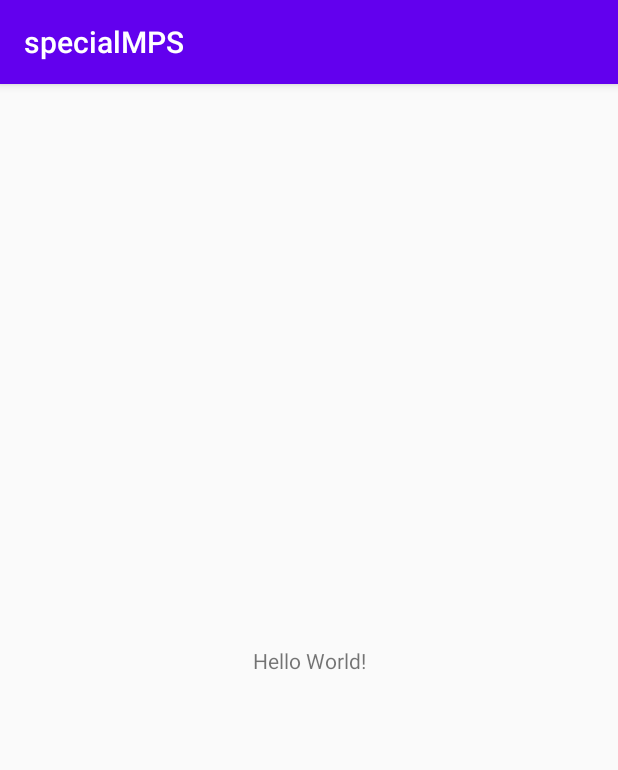
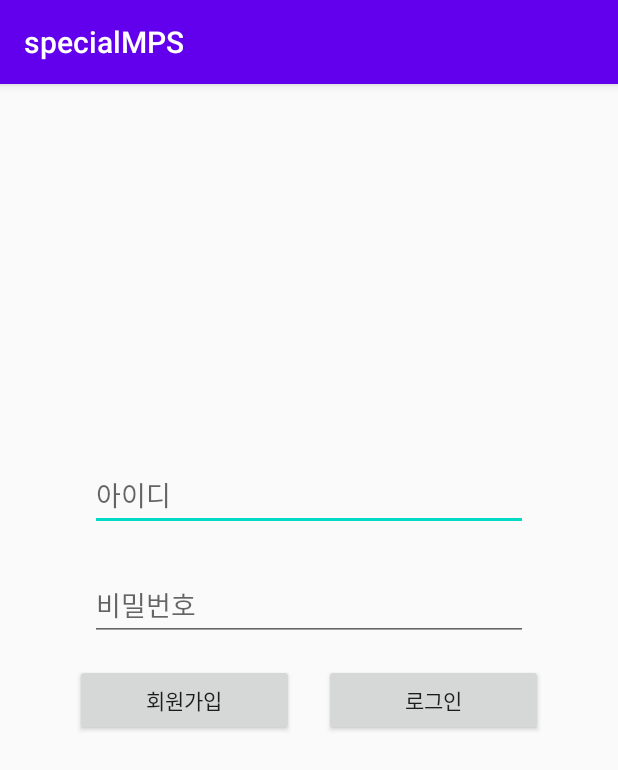
Before and after one commit to specialMPS/android_specialMPS, an Android app: the screen it shows after launch (MainActivity before the commit, LoginActivity after it), on a phone screen of 412 x 824 dp. Shown: the top 770 px of the screen. Run offline under Robolectric (Android 15) with nearby library versions, the phone set to English and light mode, and no system bars.

Commit message:
login0.2

```diff
--- a/app/src/main/java/com/example/specialmps/LoginActivity.kt
+++ b/app/src/main/java/com/example/specialmps/LoginActivity.kt
@@ -2,11 +2,36 @@ package com.example.specialmps
 
 import androidx.appcompat.app.AppCompatActivity
 import android.os.Bundle
+import kotlinx.android.synthetic.main.activity_login.*
+
 
 class LoginActivity : AppCompatActivity() {
+
+    //val mDatabase=FirebaseDatabase.getInstance()
 
     override fun onCreate(savedInstanceState: Bundle?) {
         super.onCreate(savedInstanceState)
         setContentView(R.layout.activity_login)
     }
+
+    fun checkID(id:String){
+        //val database=mDatabase.get
+    }
+
+    fun checkPW(){
+
+    }
+
+    fun btnClick(){
+        signup.setOnClickListener {
+
+        }
+
+        login.setOnClickListener {
+            val id=id.text.toString()
+            val pw=password.text.toString()
+
+            checkID(id)
+        }
+    }
 }
--- a/app/src/main/java/com/example/specialmps/MainActivity.kt
+++ b/app/src/main/java/com/example/specialmps/MainActivity.kt
@@ -1,5 +1,7 @@
 package com.example.specialmps
 
+import android.content.Context
+import android.content.Intent
 import android.os.Bundle
 import androidx.appcompat.app.AppCompatActivity
 
@@ -8,6 +10,8 @@ class MainActivity : AppCompatActivity() {
     override fun onCreate(savedInstanceState: Bundle?) {
         super.onCreate(savedInstanceState)
         setContentView(R.layout.activity_main)
-        val id="hi";
+        val i=Intent(this,LoginActivity::class.java)
+        startActivity(i)
+        finish()
     }
 }
--- a/app/src/main/res/layout/activity_login.xml
+++ b/app/src/main/res/layout/activity_login.xml
@@ -9,17 +9,50 @@
 
 
     <EditText
-        android:id="@+id/editText2"
+        android:id="@+id/id"
         android:layout_width="match_parent"
         android:layout_height="wrap_content"
+        android:layout_marginHorizontal="60sp"
+        android:layout_marginTop="250sp"
+        android:layout_marginBottom="10sp"
+        android:inputType="textPersonName"
         android:ems="10"
-        android:inputType="textPersonName"
-        android:text="Name" />
+        android:hint="아이디"        />
 
     <EditText
-        android:id="@+id/editText"
+        android:id="@+id/password"
         android:layout_width="match_parent"
-        android:layout_height="353dp"
+        android:layout_height="wrap_content"
+        android:layout_marginHorizontal="60sp"
+        android:layout_marginBottom="15sp"
+        android:layout_marginTop="15sp"
         android:ems="10"
+        android:hint="비밀번호"
         android:inputType="textPassword" />
+
+    <LinearLayout
+        android:layout_width="match_parent"
+        android:layout_height="match_parent"
+        android:layout_gravity="center"
+        android:orientation="horizontal">
+
+        <Button
+            android:layout_width="wrap_content"
+            android:layout_height="wrap_content"
+            android:id="@+id/signup"
+            android:layout_marginLeft="50sp"
+            android:layout_marginRight="10sp"
+            android:layout_weight="1"
+            android:text="회원가입"/>
+
+        <Button
+            android:layout_width="wrap_content"
+            android:layout_height="wrap_content"
+            android:id="@+id/login"
+            android:layout_marginLeft="10sp"
+            android:layout_marginRight="50sp"
+            android:layout_weight="1"
+            android:text="로그인"/>
+
+    </LinearLayout>
 </LinearLayout>
```
